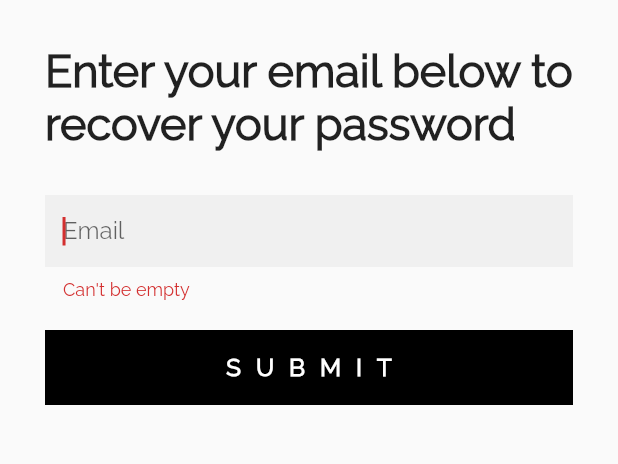
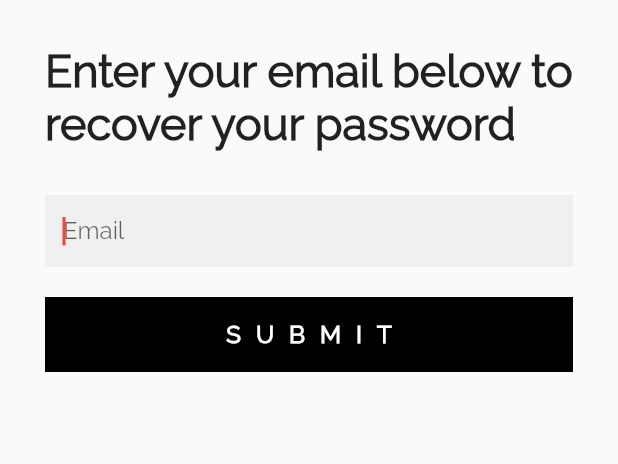
Before and after one commit to xamata/flutter_GraphQL_test, a Flutter app: the screen it shows after launch, item 2 of the bottom bar chosen, after a tap on "Forgot Password?", on a phone screen of 412 x 824 dp, the part 84-548 px from its top. Run offline on Flutter 3.47's test engine with Material 2 defaults, Android fonts, the phone set to English and light mode, and no system bars; our stand-ins replace email_validator, graphql_flutter; network calls fail.

Commit message:
Created a form for ForgotPasswordPage(), entering a valid email and pressing submit button is usable.

```diff
--- a/lib/account_page.dart
+++ b/lib/account_page.dart
@@ -115,7 +115,7 @@ class _AccountPageState extends State<AccountPage> {
                                     Navigator.of(context).push(
                                       MaterialPageRoute(
                                           builder: (context) =>
-                                              ForgotPasswordPage()),
+                                              ForgotPasswordForm()),
                                     );
                                   },
                                   style: ButtonStyle(
@@ -165,6 +165,7 @@ class ForgotPasswordPage extends StatefulWidget {
 class _ForgotPasswordPageState extends State<ForgotPasswordPage> {
   final _controller = TextEditingController();
   final _submittedController = TextEditingController();
+  // String _errorText = '';
 
   // dispose it when the widget is unmounted
   @override
@@ -174,30 +175,27 @@ class _ForgotPasswordPageState extends State<ForgotPasswordPage> {
   }
 
   checkEmail() {
+    // outcome = Tuple2<bool, String>(false, _errorText);
     if (EmailValidator.validate(_controller.text)) {
-      _controller.text = 'Sumbitted';
+      _controller.text = '';
+      // _errorText = '';
       return true;
-    } else {}
+    } else {
+      // _errorText = "Enter a valid email";
+      return false;
+    }
   }
 
-  errorText() {
-    String _errorText;
-
+  String? get _errorText {
     // at any time, we can get the text from _controller.value.text
     final text = _controller.text;
     // Note: you can do your own custom validation here
     // Move this logic this outside the widget for more testable code
-    if (text.isEmpty) {
-      return 'Can\'t be empty';
+    if (EmailValidator.validate(text)) {
+      return '';
+    } else {
+      return "Enter a valid email";
     }
-    if (text.length < 4) {
-      return 'Too short';
-    }
-    if (EmailValidator.validate(_controller.text)) {
-      return 'Sure is an email';
-    }
-    // return null if the text is valid
-    return null;
   }
 
   @override
@@ -232,7 +230,7 @@ class _ForgotPasswordPageState extends State<ForgotPasswordPage> {
                     autofocus: true,
                     decoration: InputDecoration(
                         hintText: "Email",
-                        errorText: errorText(),
+                        errorText: _errorText,
                         filled: true,
                         border: InputBorder.none),
                   ),
@@ -245,7 +243,7 @@ class _ForgotPasswordPageState extends State<ForgotPasswordPage> {
                     height: 50,
                     child: TextButton(
                       onPressed: () {
-                        if (checkEmail()) {}
+                        checkEmail();
                       },
                       child: const Text(
                         "SUBMIT",
@@ -256,6 +254,7 @@ class _ForgotPasswordPageState extends State<ForgotPasswordPage> {
                             fontWeight: FontWeight.bold),
                       ),
                       style: ButtonStyle(
+                        overlayColor: MaterialStateProperty.all(Colors.grey),
                         backgroundColor:
                             MaterialStateProperty.all(Colors.black),
                         shape:
@@ -276,3 +275,114 @@ class _ForgotPasswordPageState extends State<ForgotPasswordPage> {
     );
   }
 }
+
+class ForgotPasswordForm extends StatefulWidget {
+  const ForgotPasswordForm({Key? key}) : super(key: key);
+
+  @override
+  _ForgotPasswordFormState createState() => _ForgotPasswordFormState();
+}
+
+// defind a corresponding state class
+// this class holds data related to the form
+class _ForgotPasswordFormState extends State<ForgotPasswordForm> {
+  @override
+  Widget build(BuildContext context) {
+    // create a global key that identifies the form widget
+    // allows validation of the form
+    final _formKey = GlobalKey<FormState>();
+    return Form(
+        key: _formKey,
+        child: Scaffold(
+          resizeToAvoidBottomInset: false,
+          appBar: AppBar(
+              backgroundColor: Colors.white,
+              foregroundColor: Colors.black,
+              elevation: 0,
+              title: const Text("Fogot Password?",
+                  style: TextStyle(fontSize: 24))),
+          // body: SingleChildScrollView(child:
+          body: Stack(
+            // alignment: AlignmentDirectional.topStart,
+            fit: StackFit.expand,
+            children: [
+              SingleChildScrollView(
+                child: Column(
+                  children: [
+                    const Padding(
+                      padding: EdgeInsets.all(30.0),
+                      child: Text(
+                        "Enter your email below to recover your password",
+                        style: TextStyle(
+                            fontSize: 30, fontWeight: FontWeight.bold),
+                      ),
+                    ),
+                    Padding(
+                      padding: const EdgeInsets.symmetric(horizontal: 30),
+                      child: TextFormField(
+                        //validator
+                        validator: (value) {
+                          if (EmailValidator.validate(value!)) {
+                            return null;
+                          } else {
+                            return "Please enter a valid email";
+                          }
+                        },
+                        // controller: _controller,
+                        autocorrect: false,
+                        autofocus: true,
+                        decoration: InputDecoration(
+                            hintText: "Email",
+                            // errorText: _errorText,
+                            filled: true,
+                            border: InputBorder.none),
+                      ),
+                    ),
+                    Padding(
+                      padding: const EdgeInsets.symmetric(
+                          horizontal: 30, vertical: 20),
+                      child: SizedBox(
+                        width: double.infinity,
+                        height: 50,
+                        child: TextButton(
+                          onPressed: () {
+                            if (_formKey.currentState!.validate()) {
+                              ScaffoldMessenger.of(context).showSnackBar(
+                                const SnackBar(
+                                  content: Text("Submitted!"),
+                                ),
+                              );
+                            }
+                            // checkEmail();
+                          },
+                          child: const Text(
+                            "SUBMIT",
+                            style: TextStyle(
+                                fontSize: 16,
+                                letterSpacing: 10,
+                                color: Colors.white,
+                                fontWeight: FontWeight.bold),
+                          ),
+                          style: ButtonStyle(
+                            overlayColor:
+                                MaterialStateProperty.all(Colors.grey),
+                            backgroundColor:
+                                MaterialStateProperty.all(Colors.black),
+                            shape: MaterialStateProperty.all<
+                                RoundedRectangleBorder>(
+                              const RoundedRectangleBorder(
+                                borderRadius: BorderRadius.zero,
+                              ),
+                            ),
+                          ),
+                        ),
+                      ),
+                    )
+                  ],
+                ),
+              ),
+            ],
+          ),
+        ));
+  }
+}
```
Also changed, not shown: 14 other files.
